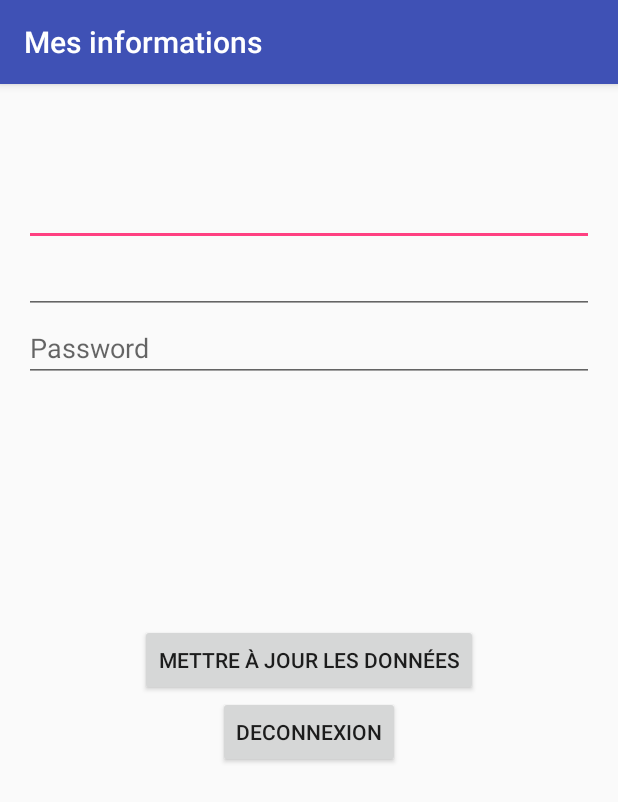
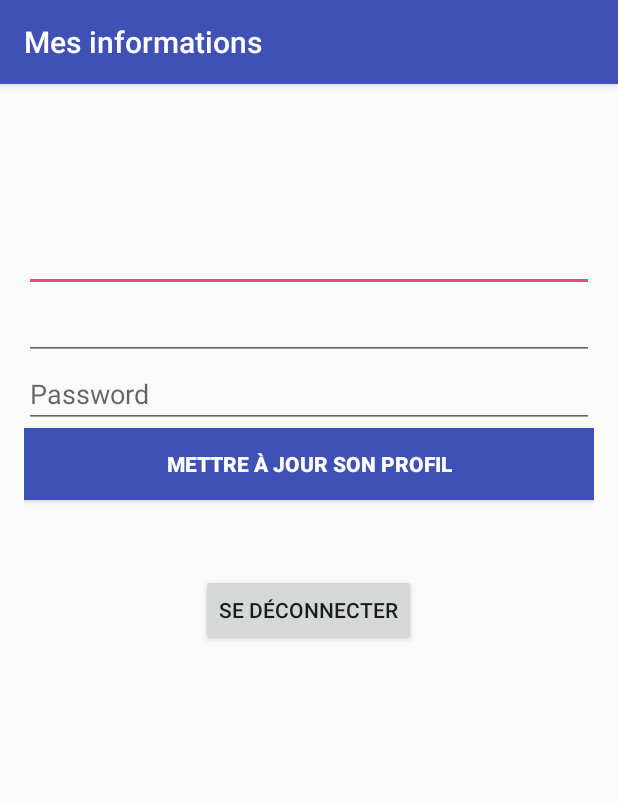
Before and after one commit to LaTeamOP/ConnexionInscription-kmartin, an Android app: the ProfilActivity screen opened directly, with no data from a screen before it, on a phone screen of 412 x 824 dp. Shown: the top 802 px of the screen. Run offline under Robolectric (Android 15) with nearby library versions, the phone set to English and light mode, and no system bars; 3 statements that could not run were skipped.

Commit message:
First commit
Full app working with SQLite and SharedPreferences

```diff
--- a/app/src/main/AndroidManifest.xml
+++ b/app/src/main/AndroidManifest.xml
@@ -8,7 +8,7 @@
         android:label="@string/app_name"
         android:supportsRtl="true"
         android:theme="@style/AppTheme">
-        <activity android:name=".MainActivity">
+        <activity android:name=".LoginActivity">
             <intent-filter>
                 <action android:name="android.intent.action.MAIN" />
 
--- a/app/src/main/java/fr/hitema/connexioninscription/LoginActivity.java
+++ b/app/src/main/java/fr/hitema/connexioninscription/LoginActivity.java
@@ -23,7 +23,7 @@ public class LoginActivity extends AppCompatActivity {
     @Override
     protected void onCreate(Bundle savedInstanceState) {
         super.onCreate(savedInstanceState);
-        setContentView(R.layout.activity_main);
+        setContentView(R.layout.activity_login);
 
         setTitle("Bienvenue");
 
@@ -71,7 +71,6 @@ public class LoginActivity extends AppCompatActivity {
                 Intent it = new Intent(LoginActivity.this, RegisterActivity.class);
 
                 startActivity(it);
-
             }
         });
 
--- a/app/src/main/java/fr/hitema/connexioninscription/ProfilActivity.java
+++ b/app/src/main/java/fr/hitema/connexioninscription/ProfilActivity.java
@@ -61,7 +61,7 @@ public class ProfilActivity extends AppCompatActivity {
                     Log.d("Update utilisateur", result.toString());
                     myDB.close();
 
-                    Toast.makeText(getApplicationContext(), userLoginView.getText().toString() + " updated!", Toast.LENGTH_SHORT).show();
+                    Toast.makeText(getApplicationContext(), "Account updated!", Toast.LENGTH_SHORT).show();
 
                     finish();
                     startActivity(getIntent());
@@ -78,7 +78,7 @@ public class ProfilActivity extends AppCompatActivity {
                 editor.clear();
                 editor.commit();
 
-                Intent it = new Intent(ProfilActivity.this, MainActivity.class);
+                Intent it = new Intent(ProfilActivity.this, LoginActivity.class);
                 startActivity(it);
                 finish();
             }
--- a/app/src/main/res/layout/activity_profil.xml
+++ b/app/src/main/res/layout/activity_profil.xml
@@ -15,7 +15,8 @@
         android:id="@+id/userLoginView"
         android:layout_alignParentEnd="true"
         android:text="LOGIN"
-        android:gravity="center" />
+        android:gravity="center"
+        android:height="50dp" />
 
     <EditText
         android:layout_width="wrap_content"
@@ -56,16 +57,22 @@
     <Button
         android:layout_width="wrap_content"
         android:layout_height="wrap_content"
-        android:text="Mettre à jour les données"
+        android:text="Mettre à jour son profil"
         android:id="@+id/btnUpdateData"
         android:layout_centerVertical="true"
-        android:layout_centerHorizontal="true" />
+        android:textStyle="bold"
+        android:background="@color/colorPrimary"
+        android:textColor="#FFF"
+        android:layout_alignEnd="@+id/editUserLastName"
+        android:layout_alignParentStart="true"
+        android:layout_below="@+id/editUserLastName" />
 
     <Button
         android:layout_width="wrap_content"
         android:layout_height="wrap_content"
-        android:text="Deconnexion"
+        android:text="Se déconnecter"
         android:id="@+id/btnDisconnect"
+        android:layout_marginTop="49dp"
         android:layout_below="@+id/btnUpdateData"
         android:layout_centerHorizontal="true" />
 
```
Also changed, not shown: app/src/main/java/fr/hitema/connexioninscription/RegisterActivity.java (+5 -7 lines).
